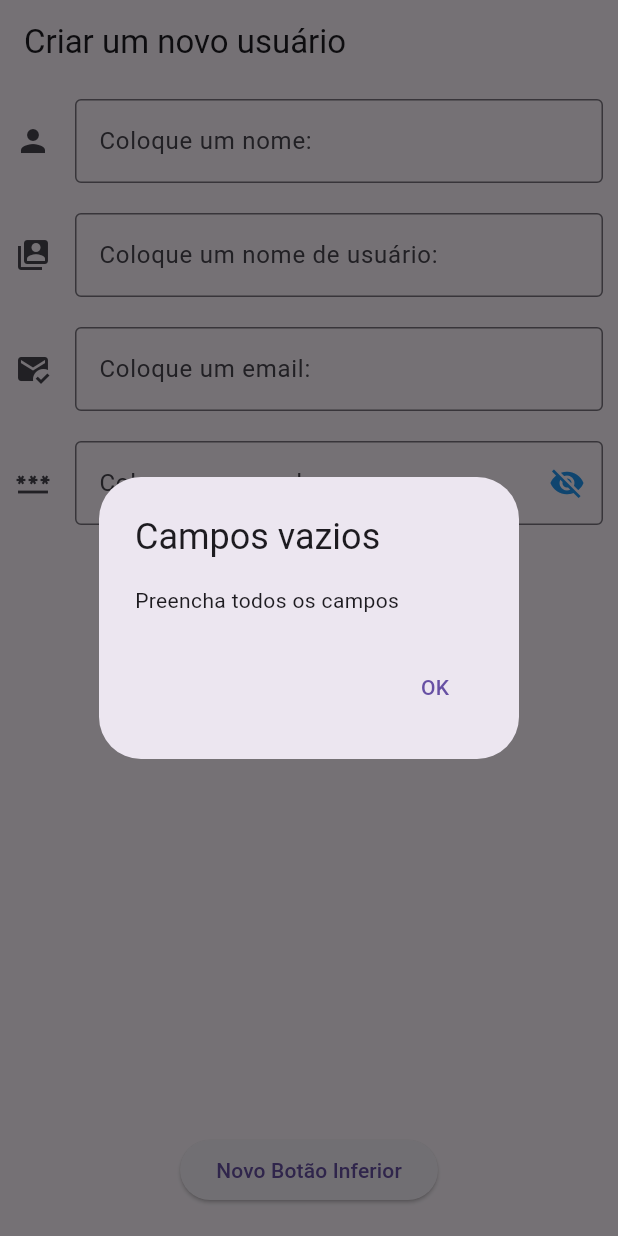
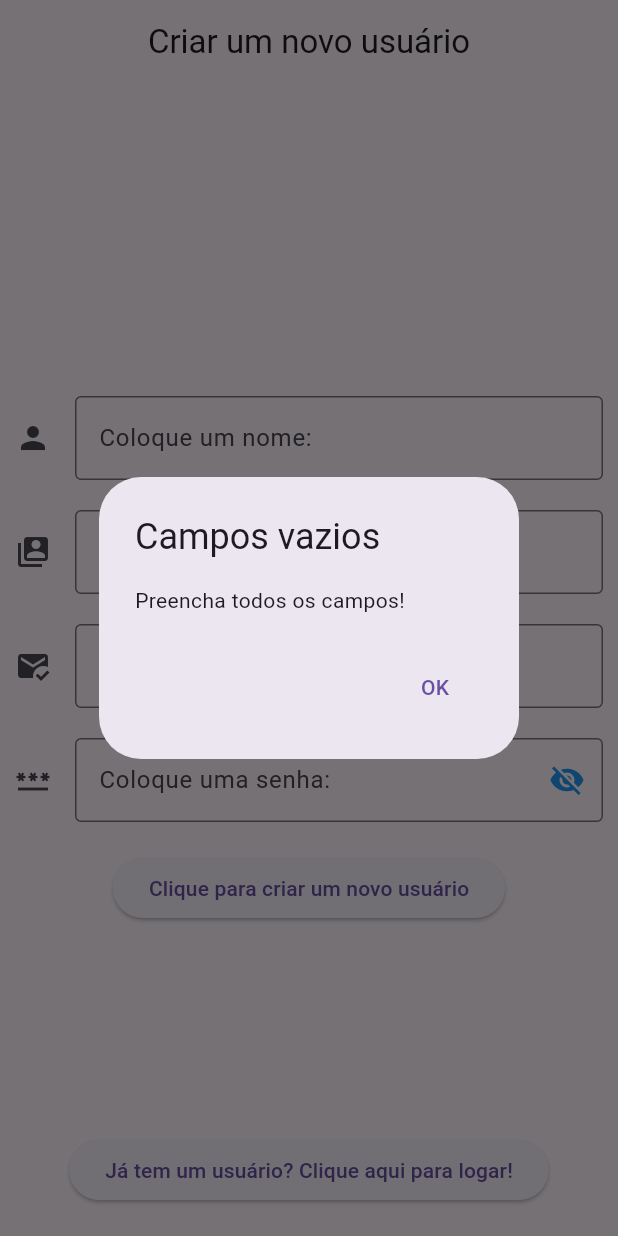
Before and after one commit to JpP3dro/app_bunco, a Flutter app: the TelaCadastro screen opened directly, after a tap on "Clique para criar um novo usuário", on a phone screen of 412 x 824 dp. Run offline on Flutter 3.47's test engine with Material 3 defaults, Android fonts, the phone set to English and light mode, and no system bars.

Commit message:
Alterando algumas coisas

```diff
--- a/lib/screens/cadastro.dart
+++ b/lib/screens/cadastro.dart
@@ -23,8 +23,7 @@ class _TelaCadastroState extends State<TelaCadastro> {
     if (!(nome.text.isNotEmpty && username.text.isNotEmpty &&
         email.text.isNotEmpty && senha.text.isNotEmpty)) {
       await exibirResultado(
-          titulo: "Campos vazios", conteudo: "Preencha todos os campos");
-      return;
+          titulo: "Campos vazios", conteudo: "Preencha todos os campos!");
     } else {
       try {
         String ip = obterIP();
@@ -90,16 +89,15 @@ class _TelaCadastroState extends State<TelaCadastro> {
   Widget build(BuildContext context) {
     return Scaffold(
       appBar: AppBar(
-          title: const Text('Criar um novo usuário'),
+            title: Center(
+              child: Text('Criar um novo usuário'),
+            ),
         automaticallyImplyLeading: false,
       ),
       body: Stack(
           fit: StackFit.expand,
           children: [
-      // Conteúdo principal (Column com campos de cadastro)
-      SingleChildScrollView(
-      child: Padding(
-      padding: const EdgeInsets.only(bottom: 80.0),
+            Center(
       child: Column(
         mainAxisSize: MainAxisSize.min,
         children: [
@@ -170,8 +168,8 @@ class _TelaCadastroState extends State<TelaCadastro> {
           ),
         ],
       ),
-    ),
-    ),
+            ),
+
 
 
     Positioned(
@@ -184,7 +182,7 @@ class _TelaCadastroState extends State<TelaCadastro> {
             context,
             MaterialPageRoute(builder: (context) => const TelaLogin()),
           ),
-          child: const Text("Novo Botão Inferior"),
+          child: const Text("Já tem um usuário? Clique aqui para logar!"),
         ),
       ),
     ),
--- a/lib/screens/login.dart
+++ b/lib/screens/login.dart
@@ -158,7 +158,7 @@ class _TelaLoginState extends State<TelaLogin> {
                   context,
                   MaterialPageRoute(builder: (context) => const TelaCadastro()),
                 ),
-                child: const Text("Novo Botão Inferior"),
+                child: const Text("Não tem um usuário? Crie um agora!"),
               ),
             ),
           ),
```
